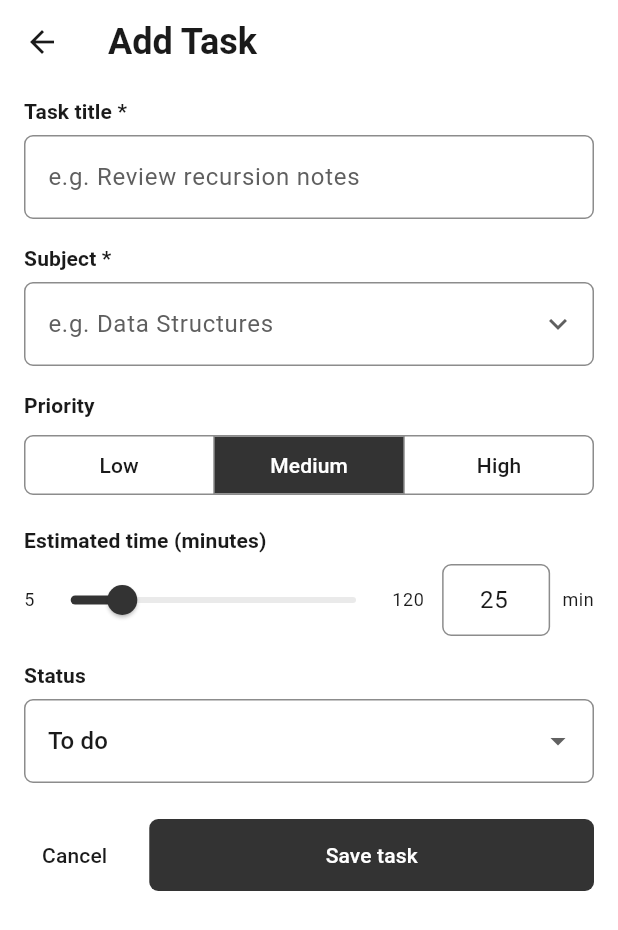
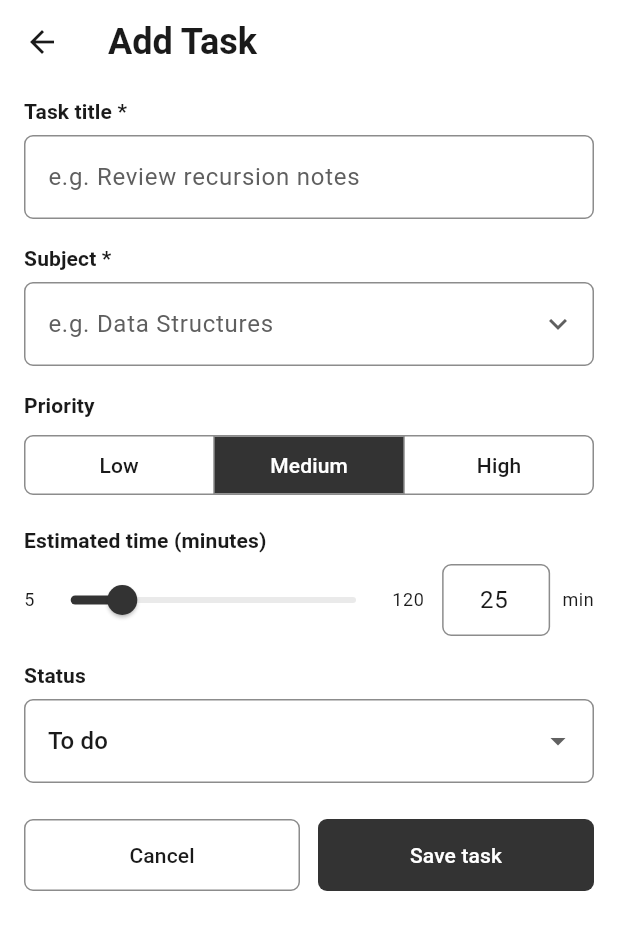
Before and after one commit to mustafadev123/Focus_quest, a Flutter app: the _TaskForm screen opened directly, on a phone screen of 412 x 824 dp. Shown: the top 930 px of the screen. Run offline on Flutter 3.47's test engine with Material 3 defaults, Android fonts, the phone set to English and light mode, and no system bars; our stand-ins replace flutter_riverpod, sqflite; accounts and stored records are empty.

Commit message:
style: give Cancel and Save task equal width on the task form

```diff
--- a/lib/presentation/task_form/task_form_screen.dart
+++ b/lib/presentation/task_form/task_form_screen.dart
@@ -268,11 +268,13 @@ class _TaskFormState extends ConsumerState<_TaskForm> {
               const SizedBox(height: 24),
               Row(
                 children: [
-                  TextButton(
-                    onPressed: _saving ? null : _leave,
-                    child: const Text('Cancel'),
+                  Expanded(
+                    child: OutlinedButton(
+                      onPressed: _saving ? null : _leave,
+                      child: const Text('Cancel'),
+                    ),
                   ),
-                  const SizedBox(width: 16),
+                  const SizedBox(width: 12),
                   Expanded(
                     child: FilledButton(
                       onPressed: _saving ? null : _save,
```
Also changed, not shown: 1 other file.
